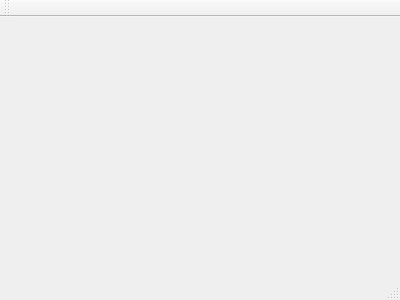
The window that mainwindow.ui (Ysajid/University-Management) describes before a commit, drawn with Qt 5.
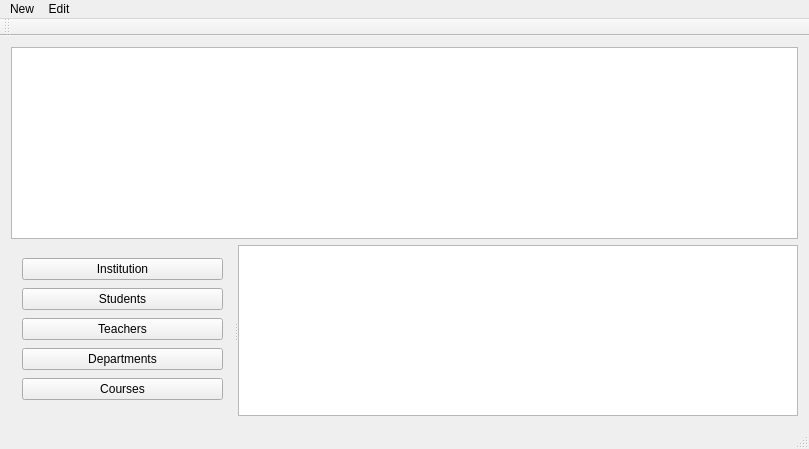
The same window after the commit.

Patch:
```diff
--- a/mainwindow.ui
+++ b/mainwindow.ui
@@ -1,24 +1,176 @@
 <ui version="4.0">
  <class>MainWindow</class>
- <widget class="QMainWindow" name="MainWindow" >
-  <property name="geometry" >
+ <widget class="QMainWindow" name="MainWindow">
+  <property name="geometry">
    <rect>
     <x>0</x>
     <y>0</y>
-    <width>400</width>
-    <height>300</height>
+    <width>809</width>
+    <height>449</height>
    </rect>
   </property>
   <property name="windowTitle" >
    <string>MainWindow</string>
   </property>
-  <widget class="QMenuBar" name="menuBar" />
-  <widget class="QToolBar" name="mainToolBar" />
-  <widget class="QWidget" name="centralWidget" />
-  <widget class="QStatusBar" name="statusBar" />
+  <widget class="QWidget" name="centralWidget">
+   <layout class="QVBoxLayout" name="verticalLayout_2">
+    <item>
+     <widget class="QTextBrowser" name="textBrowser">
+      <property name="sizePolicy">
+       <sizepolicy hsizetype="Expanding" vsizetype="Minimum">
+        <horstretch>0</horstretch>
+        <verstretch>0</verstretch>
+       </sizepolicy>
+      </property>
+     </widget>
+    </item>
+    <item>
+     <widget class="QSplitter" name="splitter">
+      <property name="sizePolicy">
+       <sizepolicy hsizetype="Expanding" vsizetype="Maximum">
+        <horstretch>0</horstretch>
+        <verstretch>0</verstretch>
+       </sizepolicy>
+      </property>
+      <property name="mouseTracking">
+       <bool>false</bool>
+      </property>
+      <property name="orientation">
+       <enum>Qt::Horizontal</enum>
+      </property>
+      <widget class="QWidget" name="">
+       <layout class="QVBoxLayout" name="verticalLayout">
+        <item>
+         <widget class="QPushButton" name="pushButton_5">
+          <property name="text">
+           <string>Institution</string>
+          </property>
+         </widget>
+        </item>
+        <item>
+         <widget class="QPushButton" name="pushButton">
+          <property name="text">
+           <string>Students</string>
+          </property>
+         </widget>
+        </item>
+        <item>
+         <widget class="QPushButton" name="pushButton_2">
+          <property name="text">
+           <string>Teachers</string>
+          </property>
+         </widget>
+        </item>
+        <item>
+         <widget class="QPushButton" name="pushButton_3">
+          <property name="text">
+           <string>Departments</string>
+          </property>
+         </widget>
+        </item>
+        <item>
+         <widget class="QPushButton" name="pushButton_4">
+          <property name="text">
+           <string>Courses</string>
+          </property>
+         </widget>
+        </item>
+       </layout>
+      </widget>
+      <widget class="QTableView" name="tableView"/>
+     </widget>
+    </item>
+   </layout>
+   <zorder>pushButton</zorder>
+   <zorder>pushButton_2</zorder>
+   <zorder></zorder>
+   <zorder>pushButton_2</zorder>
+   <zorder>pushButton_3</zorder>
+   <zorder>textBrowser</zorder>
+   <zorder>tableView</zorder>
+   <zorder>splitter</zorder>
+  </widget>
+  <widget class="QMenuBar" name="menuBar">
+   <property name="geometry">
+    <rect>
+     <x>0</x>
+     <y>0</y>
+     <width>809</width>
+     <height>23</height>
+    </rect>
+   </property>
+   <widget class="QMenu" name="menuNew">
+    <property name="title">
+     <string>New</string>
+    </property>
+    <addaction name="actionStudent"/>
+    <addaction name="actionTeacher"/>
+    <addaction name="actionCourse"/>
+    <addaction name="actionDepartment"/>
+   </widget>
+   <widget class="QMenu" name="menuEdit">
+    <property name="title">
+     <string>Edit</string>
+    </property>
+    <addaction name="actionStudent_Info"/>
+    <addaction name="actionTeacher_Info"/>
+    <addaction name="actionCourse_Info"/>
+    <addaction name="actionDepartment_Info"/>
+   </widget>
+   <addaction name="menuNew"/>
+   <addaction name="menuEdit"/>
+  </widget>
+  <widget class="QToolBar" name="mainToolBar">
+   <attribute name="toolBarArea">
+    <enum>TopToolBarArea</enum>
+   </attribute>
+   <attribute name="toolBarBreak">
+    <bool>false</bool>
+   </attribute>
+  </widget>
+  <widget class="QStatusBar" name="statusBar"/>
+  <action name="actionStudent">
+   <property name="text">
+    <string>Student</string>
+   </property>
+  </action>
+  <action name="actionTeacher">
+   <property name="text">
+    <string>Teacher</string>
+   </property>
+  </action>
+  <action name="actionCourse">
+   <property name="text">
+    <string>Course</string>
+   </property>
+  </action>
+  <action name="actionDepartment">
+   <property name="text">
+    <string>Department</string>
+   </property>
+  </action>
+  <action name="actionStudent_Info">
+   <property name="text">
+    <string>Student Info</string>
+   </property>
+  </action>
+  <action name="actionTeacher_Info">
+   <property name="text">
+    <string>Teacher Info</string>
+   </property>
+  </action>
+  <action name="actionCourse_Info">
+   <property name="text">
+    <string>Course Info</string>
+   </property>
+  </action>
+  <action name="actionDepartment_Info">
+   <property name="text">
+    <string>Department Info</string>
+   </property>
+  </action>
  </widget>
- <layoutDefault spacing="6" margin="11" />
- <pixmapfunction></pixmapfunction>
+ <layoutdefault spacing="6" margin="11"/>
  <resources/>
  <connections/>
 </ui>
```
Left out of the diff: 3 changed lines with no effect on the pictures.
